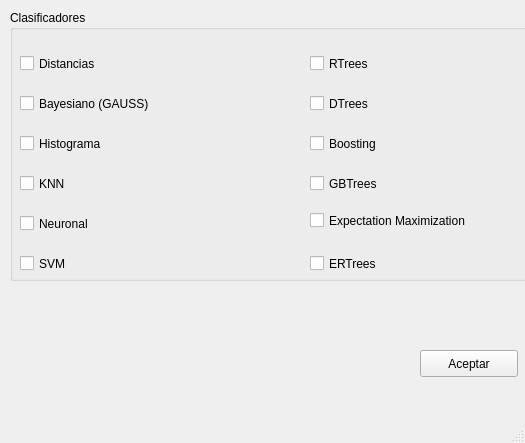
IgnacioSRL/OpenCV_ML_Tool, file src/gui/conf_sc_vali.ui: the form before one commit.
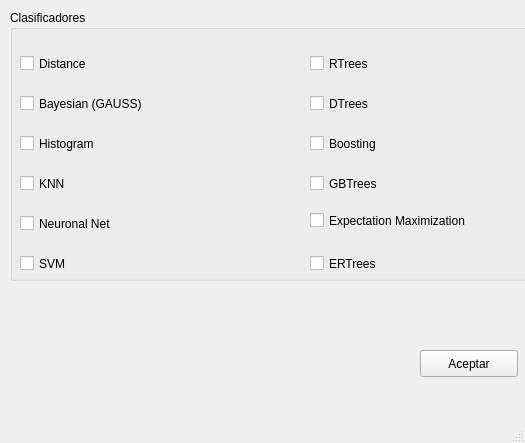
The form after the commit.

```diff
--- a/src/gui/conf_sc_vali.ui
+++ b/src/gui/conf_sc_vali.ui
@@ -42,7 +42,7 @@
       </rect>
      </property>
      <property name="text">
-      <string>Distancias</string>
+      <string>Distance</string>
      </property>
     </widget>
     <widget class="QCheckBox" name="Histograma">
@@ -55,7 +55,7 @@
       </rect>
      </property>
      <property name="text">
-      <string>Histograma</string>
+      <string>Histogram</string>
      </property>
     </widget>
     <widget class="QCheckBox" name="KNN">
@@ -81,7 +81,7 @@
       </rect>
      </property>
      <property name="text">
-      <string>Bayesiano (GAUSS)</string>
+      <string>Bayesian (GAUSS)</string>
      </property>
     </widget>
     <widget class="QCheckBox" name="Neuronal">
@@ -89,12 +89,12 @@
       <rect>
        <x>10</x>
        <y>200</y>
-       <width>115</width>
+       <width>171</width>
        <height>27</height>
       </rect>
      </property>
      <property name="text">
-      <string>Neuronal</string>
+      <string>Neuronal Net</string>
      </property>
     </widget>
     <widget class="QCheckBox" name="EM">
```
Left out of the diff: 2 changed lines with no effect on the pictures.
